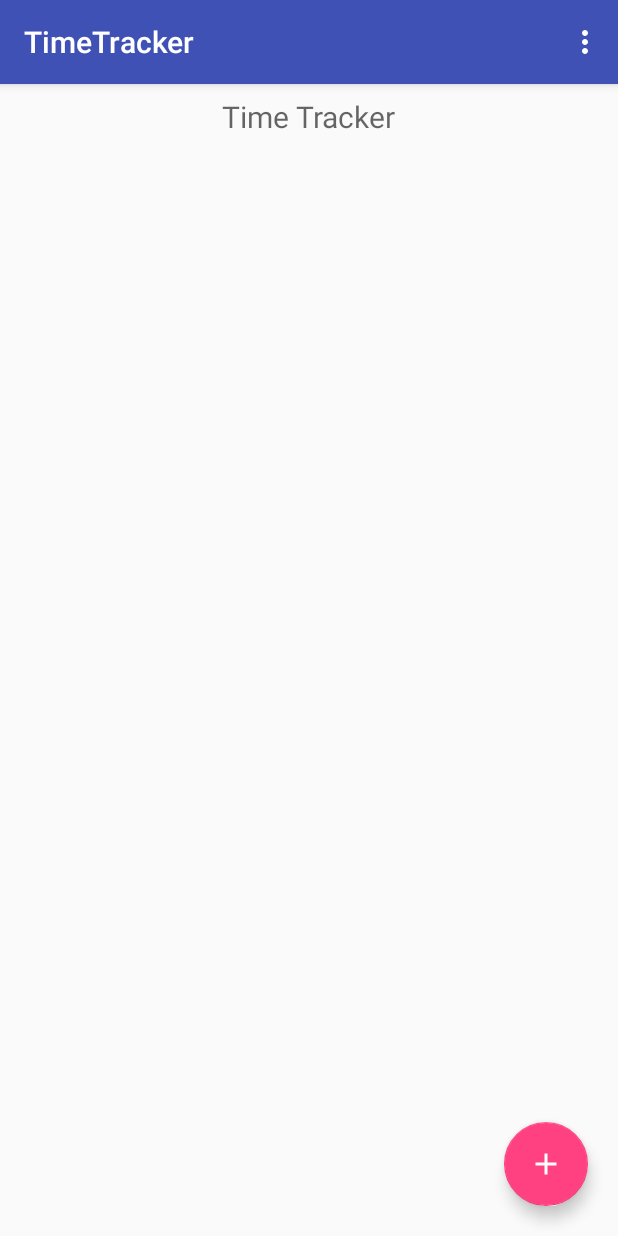
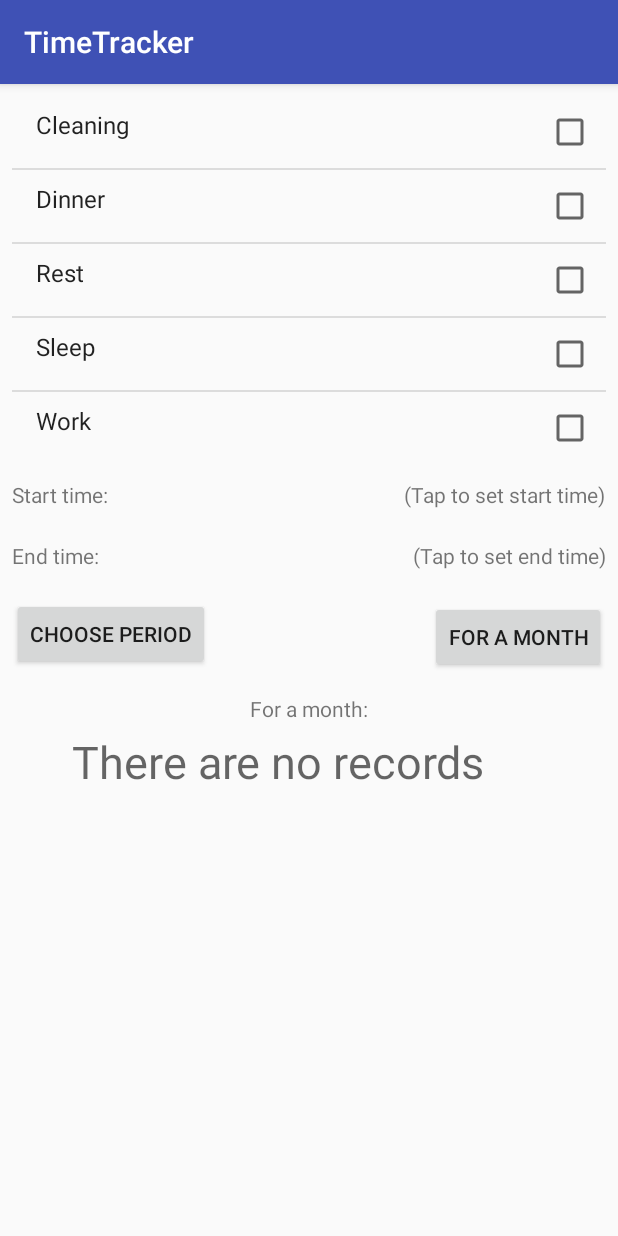
Before and after one commit to lena15n/mobilki-3-lab, an Android app: the screen it shows after launch (MainActivity before the commit, TotalTimeByCategoriesActivity after it), in the options menu, after a tap on an icon or button, on a phone screen of 412 x 824 dp. Run offline under Robolectric (Android 15) with nearby library versions, the phone set to English and light mode, and no system bars.

Commit message:
Add calculating of Total time by selected categories

```diff
--- a/TimeTracker/app/src/main/AndroidManifest.xml
+++ b/TimeTracker/app/src/main/AndroidManifest.xml
@@ -28,6 +28,8 @@
         </activity>
         <activity android:name=".MaxTotalTimeActivity">
         </activity>
+        <activity android:name=".TotalTimeByCategoriesActivity">
+        </activity>
     </application>
 
 </manifest>
--- a/TimeTracker/app/src/main/java/com/lena/timetracker/CreateOrEditRecordActivity.java
+++ b/TimeTracker/app/src/main/java/com/lena/timetracker/CreateOrEditRecordActivity.java
@@ -4,6 +4,7 @@ import android.app.DatePickerDialog;
 import android.app.FragmentManager;
 import android.app.TimePickerDialog;
 import android.content.ContentValues;
+import android.content.Context;
 import android.content.Intent;
 import android.database.Cursor;
 import android.database.sqlite.SQLiteDatabase;
@@ -68,7 +69,7 @@ public class CreateOrEditRecordActivity extends AppCompatActivity
         photoPathes = new ArrayList<>();
 
         Spinner prioritiesSpinner = (Spinner) findViewById(R.id.create_record_category_spinner);
-        categories = getCategoriesFromDb();
+        categories = getCategoriesFromDb(this);
         ArrayAdapter<DOCategory> arrayAdapter = new ArrayAdapter<>(this, R.layout.spinner_item, categories);
         prioritiesSpinner.setAdapter(arrayAdapter);
 
@@ -338,10 +339,10 @@ public class CreateOrEditRecordActivity extends AppCompatActivity
         }
     }
 
-    private ArrayList<DOCategory> getCategoriesFromDb() {
+    public static ArrayList<DOCategory> getCategoriesFromDb(Context context) {
         ArrayList<DOCategory> categories = new ArrayList<>();
 
-        TimeTrackerDbHelper dbHelper = new TimeTrackerDbHelper(this);
+        TimeTrackerDbHelper dbHelper = new TimeTrackerDbHelper(context);
         SQLiteDatabase db = dbHelper.getReadableDatabase();
         String[] projection = {
                 TimeTrackerContract.Category._ID,
--- a/TimeTracker/app/src/main/java/com/lena/timetracker/MainActivity.java
+++ b/TimeTracker/app/src/main/java/com/lena/timetracker/MainActivity.java
@@ -33,6 +33,7 @@ import java.util.HashMap;
 
 public class MainActivity extends AppCompatActivity {
     public static final String DATE_FORMAT = "yyy-MM-dd'T'HH:mm:ss";
+    public static final String LOG_TAG = "~Mimi~";
     private ArrayAdapter<CustomRecordObject> arrayAdapter;
 
     @Override
@@ -170,11 +171,11 @@ public class MainActivity extends AppCompatActivity {
             case R.id.action_the_biggest_total_time: {
                 Intent intent = new Intent(this, MaxTotalTimeActivity.class);
                 startActivity(intent);
-
             }
             break;
             case R.id.action_total_time_by_selected_categories: {
-
+                Intent intent = new Intent(this, TotalTimeByCategoriesActivity.class);
+                startActivity(intent);
             }
             break;
             case R.id.action_total_time: {
--- a/TimeTracker/app/src/main/java/com/lena/timetracker/MaxTotalTimeActivity.java
+++ b/TimeTracker/app/src/main/java/com/lena/timetracker/MaxTotalTimeActivity.java
@@ -92,6 +92,9 @@ public class MaxTotalTimeActivity extends AppCompatActivity
 
         TextView descTextView = (TextView) findViewById(R.id.max_desc_textView);
         descTextView.setText(sb.toString());
+
+        TextView periodTextView = (TextView) findViewById(R.id.max_period_textView);
+        periodTextView.setText(getString(R.string.stat_for_month));
     }
 
     private void calculateMaxTotal() {
@@ -195,7 +198,7 @@ public class MaxTotalTimeActivity extends AppCompatActivity
             calendar.set(endYear, endMonthOfYear, endDayOfMonth, hourOfDay, minute);
             endDate = calendar.getTime();
             String endDateString = dateFormat.format(endDate);
-            TextView endDateTextView = (TextView) findViewById(R.id.freq_set_end_textview);
+            TextView endDateTextView = (TextView) findViewById(R.id.max_record_set_end_textview);
             endDateTextView.setText(endDateString);
         }
     }
--- a/TimeTracker/app/src/main/java/com/lena/timetracker/MostFrequentActivitiesActivity.java
+++ b/TimeTracker/app/src/main/java/com/lena/timetracker/MostFrequentActivitiesActivity.java
@@ -91,6 +91,9 @@ public class MostFrequentActivitiesActivity extends AppCompatActivity
         }
         TextView descTextView = (TextView) findViewById(R.id.freq_desc_textView);
         descTextView.setText(sb.toString());
+
+        TextView periodTextView = (TextView) findViewById(R.id.freq_period_textView);
+        periodTextView.setText(getString(R.string.stat_for_month));
     }
 
     private void calculateMostFrequent() {
--- a/TimeTracker/app/src/main/java/com/lena/timetracker/ShowRecordActivity.java
+++ b/TimeTracker/app/src/main/java/com/lena/timetracker/ShowRecordActivity.java
@@ -84,7 +84,7 @@ public class ShowRecordActivity extends AppCompatActivity {
         setTimeTextView(endTextView, endTime);
 
         TextView timeTextView = (TextView) findViewById(R.id.show_record_set_time);
-        setTimePeriodTextView(timeTextView, record.getTime());
+        timeTextView.setText(timePeriodToString(record.getTime()));
 
         addImageViews(record);
     }
@@ -145,7 +145,7 @@ public class ShowRecordActivity extends AppCompatActivity {
         }
     }
 
-    private void setTimePeriodTextView(TextView textView, long timePeriod) {
+    static String timePeriodToString(long timePeriod) {
         int day = (int) (timePeriod / (24 * 60));
         int hour = (int) ((timePeriod - day * 24 * 60) / 60);
         int minute = (int) (timePeriod - day * 24 * 60 - hour * 60);
@@ -157,7 +157,7 @@ public class ShowRecordActivity extends AppCompatActivity {
         calendar.set(0, 0, 0, hour, minute);
         Date temp = calendar.getTime();
         DateFormat dateFormat = new SimpleDateFormat("HH:mm");
-        textView.setText(dayStr + ":" + dateFormat.format(temp));
+        return dayStr + ":" + dateFormat.format(temp);
     }
 
     private void setTimeTextView(TextView textView, Date date) {
--- a/TimeTracker/app/src/main/res/layout/activity_max_total_time.xml
+++ b/TimeTracker/app/src/main/res/layout/activity_max_total_time.xml
@@ -2,7 +2,7 @@
 <RelativeLayout
     xmlns:android="http://schemas.android.com/apk/res/android"
     xmlns:tools="http://schemas.android.com/tools"
-    android:id="@+id/activity_most_frequent_activities"
+    android:id="@+id/activity_max_total_time"
     android:layout_width="match_parent"
     android:layout_height="match_parent"
     android:paddingBottom="@dimen/activity_vertical_margin"
@@ -74,7 +74,7 @@
         android:paddingBottom="16dp">
 
         <TextView
-            android:id="@+id/freq_end_textview"
+            android:id="@+id/max_end_textview"
             android:layout_width="wrap_content"
             android:layout_height="wrap_content"
             android:layout_centerVertical="true"
@@ -82,7 +82,7 @@
             android:text="@string/record_end"/>
 
         <TextView
-            android:id="@+id/freq_set_end_textview"
+            android:id="@+id/max_record_set_end_textview"
             android:layout_width="wrap_content"
             android:layout_height="wrap_content"
             android:layout_alignParentEnd="true"
--- /dev/null
+++ b/TimeTracker/app/src/main/res/layout/activity_total_time_by_categories.xml
@@ -0,0 +1,149 @@
+<?xml version="1.0" encoding="utf-8"?>
+<RelativeLayout
+    xmlns:android="http://schemas.android.com/apk/res/android"
+    xmlns:tools="http://schemas.android.com/tools"
+    android:id="@+id/activity_total_time_by_categories"
+    android:layout_width="match_parent"
+    android:layout_height="match_parent"
+    android:paddingBottom="@dimen/activity_vertical_margin"
+    android:paddingLeft="@dimen/activity_horizontal_margin"
+    android:paddingRight="@dimen/activity_horizontal_margin"
+    android:paddingTop="@dimen/activity_vertical_margin"
+    tools:context="com.lena.timetracker.TotalTimeByCategoriesActivity">
+
+
+    <RelativeLayout
+        android:id="@+id/total_layout1"
+        android:layout_width="match_parent"
+        android:layout_height="wrap_content">
+
+        <RelativeLayout
+            android:id="@+id/total_layout2"
+            android:layout_width="match_parent"
+            android:layout_height="wrap_content">
+
+
+            <ListView
+                android:id="@+id/total_listview"
+                android:layout_width="match_parent"
+                android:layout_height="wrap_content"/>
+        </RelativeLayout>
+
+        <ScrollView xmlns:android="http://schemas.android.com/apk/res/android"
+                    android:id="@+id/ScrollView01"
+                    android:layout_width="fill_parent"
+                    android:layout_height="fill_parent"
+                    android:layout_below="@+id/total_layout2">
+
+            <RelativeLayout
+                android:id="@+id/total_layout5"
+                android:layout_width="wrap_content"
+                android:layout_height="wrap_content"
+                android:paddingBottom="8dp">
+
+                <RelativeLayout
+                    android:id="@+id/total_layout3"
+                    android:layout_width="match_parent"
+                    android:layout_height="wrap_content"
+                    android:paddingBottom="8dp">
+
+                    <TextView
+                        android:id="@+id/total_start_textview"
+                        android:layout_width="wrap_content"
+                        android:layout_height="wrap_content"
+                        android:layout_centerVertical="true"
+                        android:paddingEnd="8dp"
+                        android:text="@string/record_start"/>
+
+                    <TextView
+                        android:id="@+id/total_record_set_start_textview"
+                        android:layout_width="wrap_content"
+                        android:layout_height="wrap_content"
+                        android:layout_alignParentEnd="true"
+                        android:layout_centerVertical="true"
+                        android:layout_marginBottom="13dp"
+                        android:text="@string/record_tap_to_set_start"/>
+
+                </RelativeLayout>
+
+
+                <RelativeLayout
+                    android:id="@+id/total_layout4"
+                    android:layout_width="wrap_content"
+                    android:layout_height="wrap_content"
+                    android:layout_below="@id/total_layout3"
+                    android:paddingBottom="8dp">
+
+                    <TextView
+                        android:id="@+id/total_end_textview"
+                        android:layout_width="wrap_content"
+                        android:layout_height="wrap_content"
+                        android:layout_centerVertical="true"
+                        android:paddingEnd="8dp"
+                        android:text="@string/record_end"/>
+
+                    <TextView
+                        android:id="@+id/total_set_end_textview"
+                        android:layout_width="wrap_content"
+                        android:layout_height="wrap_content"
+                        android:layout_alignParentEnd="true"
+                        android:layout_centerVertical="true"
+                        android:layout_marginBottom="13dp"
+                        android:text="@string/record_tap_to_set_end"/>
+
+                </RelativeLayout>
+
+
+                <Button
+                    android:id="@+id/choose_period_button"
+                    android:layout_width="wrap_content"
+                    android:layout_height="wrap_content"
+                    android:layout_alignParentStart="true"
+                    android:layout_marginTop="8dp"
+                    android:layout_below="@+id/total_layout4"
+                    android:text="@string/choose_period_button"/>
+
+                <Button
+                    android:id="@+id/for_a_month_button"
+                    android:layout_width="wrap_content"
+                    android:layout_height="wrap_content"
+                    android:layout_alignParentEnd="true"
+                    android:layout_marginTop="10dp"
+                    android:layout_below="@+id/total_layout4"
+                    android:text="@string/button_for_month"/>
+
+                <TextView
+                    android:id="@+id/total_period_textView"
+                    android:layout_width="wrap_content"
+                    android:layout_height="wrap_content"
+                    android:layout_below="@+id/choose_period_button"
+                    android:layout_centerHorizontal="true"
+                    android:layout_marginTop="16dp"
+                    android:text="@string/stat_for_month"/>
+
+                <TextView
+                    android:id="@+id/total_result_textView"
+                    android:layout_width="wrap_content"
+                    android:layout_height="wrap_content"
+                    android:layout_below="@id/total_period_textView"
+                    android:layout_alignParentStart="true"
+                    android:layout_marginStart="40dp"
+                    android:layout_marginTop="5dp"
+                    style="@style/FontStat"
+                    android:text="@string/stat_no_records"/>
+
+                <TextView
+                    android:id="@+id/total_sum_result_textView"
+                    android:layout_width="wrap_content"
+                    android:layout_height="wrap_content"
+                    android:layout_below="@id/total_period_textView"
+                    android:layout_marginTop="5dp"
+                    android:layout_alignParentEnd="true"
+                    android:layout_marginEnd="20dp"
+                    style="@style/FontStat"/>
+
+            </RelativeLayout>
+        </ScrollView>
+    </RelativeLayout>
+
+</RelativeLayout>
--- /dev/null
+++ b/TimeTracker/app/src/main/res/layout/category_with_checkbox_item.xml
@@ -0,0 +1,26 @@
+<?xml version="1.0" encoding="utf-8"?>
+<RelativeLayout xmlns:android="http://schemas.android.com/apk/res/android"
+                xmlns:app="http://schemas.android.com/apk/res-auto"
+                android:orientation="vertical"
+                android:id="@+id/item_layout"
+                android:layout_width="match_parent"
+                android:layout_height="wrap_content"
+                android:padding="8dp"
+                android:layout_margin="8dp">
+
+    <TextView xmlns:android="http://schemas.android.com/apk/res/android"
+              android:id="@+id/item_textview"
+              android:layout_width="wrap_content"
+              android:layout_height="wrap_content"
+              android:ellipsize="marquee"
+              android:textAlignment="inherit"
+              style="?android:attr/spinnerItemStyle"
+              android:layout_alignParentStart="true"/>
+
+    <CheckBox
+        android:layout_width="wrap_content"
+        android:layout_height="wrap_content"
+        android:id="@+id/checkBox"
+        android:layout_alignParentEnd="true"/>
+
+</RelativeLayout>
--- a/TimeTracker/app/src/main/res/values/strings.xml
+++ b/TimeTracker/app/src/main/res/values/strings.xml
@@ -41,7 +41,9 @@
     <string name="mode_edit">edit</string>
 
     <string name="stat_for_month">For a month:</string>
+    <string name="button_for_month">For a month</string>
     <string name="stat_no_records">There are no records</string>
+    <string name="stat_no_checked_categories">There are no checked categories</string>
     <string name="stat_period">For period:</string>
     <string name="choose_period_button">Choose period</string>
 
```
Also changed, not shown: TimeTracker/app/src/main/java/com/lena/timetracker/TotalTimeByCategoriesActivity.java (added, +348 -0 lines), TimeTracker/app/src/main/java/com/lena/timetracker/db/TimeTrackerContract.java (+4 -4 lines).
